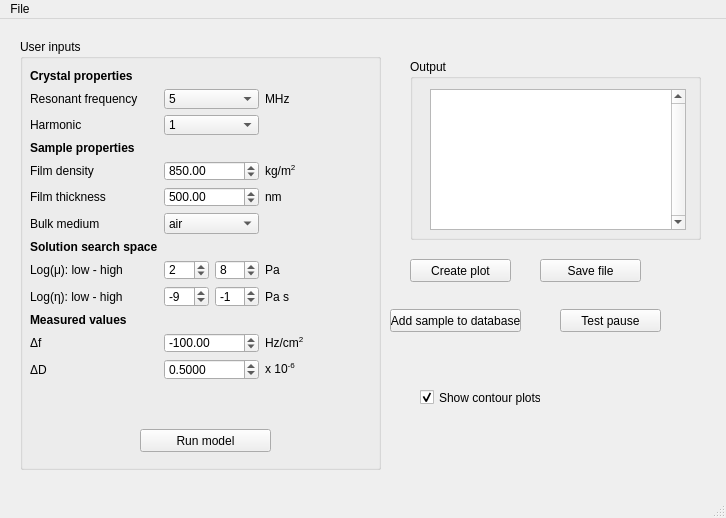
Qt form ui.ui (ericmuckley/QCMD_calculator) before a commit.
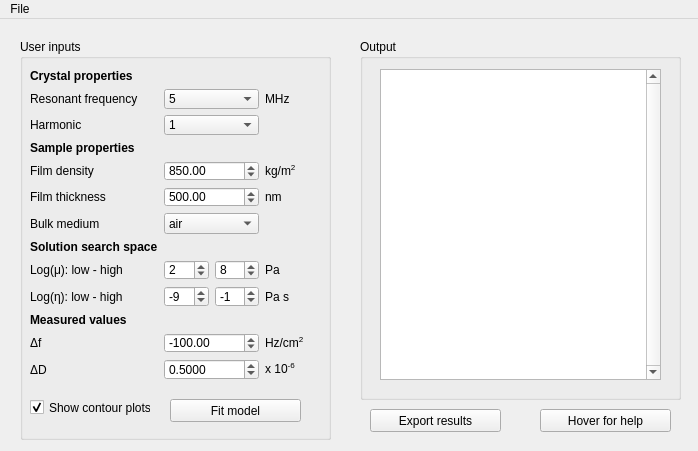
The same form after that commit.

Patch:
```diff
--- a/ui.ui
+++ b/ui.ui
@@ -6,8 +6,8 @@
    <rect>
     <x>0</x>
     <y>0</y>
-    <width>726</width>
-    <height>518</height>
+    <width>698</width>
+    <height>451</height>
    </rect>
   </property>
   <property name="windowTitle">
@@ -17,10 +17,10 @@
    <widget class="QGroupBox" name="outputframe">
     <property name="geometry">
      <rect>
-      <x>410</x>
-      <y>40</y>
-      <width>291</width>
-      <height>181</height>
+      <x>360</x>
+      <y>20</y>
+      <width>321</width>
+      <height>361</height>
      </rect>
     </property>
     <property name="title">
@@ -31,77 +31,38 @@
       <rect>
        <x>20</x>
        <y>30</y>
-       <width>256</width>
-       <height>141</height>
+       <width>281</width>
+       <height>311</height>
       </rect>
      </property>
+     <property name="font">
+      <font>
+       <family>Arial</family>
+       <pointsize>12</pointsize>
+      </font>
+     </property>
      <property name="verticalScrollBarPolicy">
       <enum>Qt::ScrollBarAlwaysOn</enum>
      </property>
      <property name="horizontalScrollBarPolicy">
       <enum>Qt::ScrollBarAlwaysOff</enum>
      </property>
+     <property name="html">
+      <string>&lt;!DOCTYPE HTML PUBLIC &quot;-//W3C//DTD HTML 4.0//EN&quot; &quot;http://www.w3.org/TR/REC-html40/strict.dtd&quot;&gt;
+&lt;html&gt;&lt;head&gt;&lt;meta name=&quot;qrichtext&quot; content=&quot;1&quot; /&gt;&lt;style type=&quot;text/css&quot;&gt;
+p, li { white-space: pre-wrap; }
+&lt;/style&gt;&lt;/head&gt;&lt;body style=&quot; font-family:'Arial'; font-size:12pt; font-weight:400; font-style:normal;&quot;&gt;
+&lt;p style=&quot;-qt-paragraph-type:empty; margin-top:0px; margin-bottom:0px; margin-left:0px; margin-right:0px; -qt-block-indent:0; text-indent:0px; font-family:'MS Shell Dlg 2'; font-size:15pt;&quot;&gt;&lt;br /&gt;&lt;/p&gt;&lt;/body&gt;&lt;/html&gt;</string>
+     </property>
     </widget>
    </widget>
-   <widget class="QPushButton" name="createplot">
-    <property name="geometry">
-     <rect>
-      <x>410</x>
-      <y>240</y>
-      <width>101</width>
-      <height>23</height>
-     </rect>
-    </property>
-    <property name="text">
-     <string>Create plot</string>
-    </property>
-   </widget>
-   <widget class="QPushButton" name="addsample">
-    <property name="geometry">
-     <rect>
-      <x>390</x>
-      <y>290</y>
-      <width>131</width>
-      <height>23</height>
-     </rect>
-    </property>
-    <property name="text">
-     <string>Add sample to database</string>
-    </property>
-   </widget>
-   <widget class="QPushButton" name="save_file">
-    <property name="geometry">
-     <rect>
-      <x>540</x>
-      <y>240</y>
-      <width>101</width>
-      <height>23</height>
-     </rect>
-    </property>
-    <property name="text">
-     <string>Save file</string>
-    </property>
-   </widget>
-   <widget class="QPushButton" name="test_pause_button">
-    <property name="geometry">
-     <rect>
-      <x>560</x>
-      <y>290</y>
-      <width>101</width>
-      <height>23</height>
-     </rect>
-    </property>
-    <property name="text">
-     <string>Test pause</string>
-    </property>
-   </widget>
    <widget class="QGroupBox" name="groupBox">
     <property name="geometry">
      <rect>
       <x>20</x>
       <y>20</y>
-      <width>361</width>
-      <height>431</height>
+      <width>311</width>
+      <height>401</height>
      </rect>
     </property>
     <property name="title">
@@ -112,7 +73,7 @@
       <rect>
        <x>10</x>
        <y>30</y>
-       <width>321</width>
+       <width>281</width>
        <height>311</height>
       </rect>
      </property>
@@ -499,34 +460,60 @@
     <widget class="QPushButton" name="run_model">
      <property name="geometry">
       <rect>
-       <x>120</x>
-       <y>390</y>
+       <x>150</x>
+       <y>360</y>
        <width>131</width>
        <height>23</height>
       </rect>
      </property>
      <property name="text">
-      <string>Run model</string>
+      <string>Fit model</string>
      </property>
     </widget>
+    <widget class="QCheckBox" name="show_contour_plots">
+     <property name="geometry">
+      <rect>
+       <x>10</x>
+       <y>360</y>
+       <width>121</width>
+       <height>17</height>
+      </rect>
+     </property>
+     <property name="text">
+      <string>Show contour plots</string>
+     </property>
+     <property name="checked">
+      <bool>true</bool>
+     </property>
+     <property name="tristate">
+      <bool>false</bool>
+     </property>
+    </widget>
    </widget>
-   <widget class="QCheckBox" name="show_contour_plots">
+   <widget class="QPushButton" name="hover_for_help">
     <property name="geometry">
      <rect>
-      <x>420</x>
-      <y>370</y>
-      <width>121</width>
-      <height>17</height>
+      <x>540</x>
+      <y>390</y>
+      <width>131</width>
+      <height>23</height>
      </rect>
     </property>
     <property name="text">
-     <string>Show contour plots</string>
+     <string>Hover for help</string>
     </property>
-    <property name="checked">
-     <bool>true</bool>
+   </widget>
+   <widget class="QPushButton" name="export_results">
+    <property name="geometry">
+     <rect>
+      <x>370</x>
+      <y>390</y>
+      <width>131</width>
+      <height>23</height>
+     </rect>
     </property>
-    <property name="tristate">
-     <bool>false</bool>
+    <property name="text">
+     <string>Export results</string>
     </property>
    </widget>
   </widget>
@@ -535,7 +522,7 @@
     <rect>
      <x>0</x>
      <y>0</y>
-     <width>726</width>
+     <width>698</width>
      <height>21</height>
     </rect>
    </property>
@@ -550,7 +537,6 @@
    </widget>
    <addaction name="menuFile"/>
   </widget>
-  <widget class="QStatusBar" name="statusbar"/>
   <action name="actionQuit">
    <property name="text">
     <string>Quit</string>
```
Left out of the diff: 53 changed lines with no effect on the pictures.
